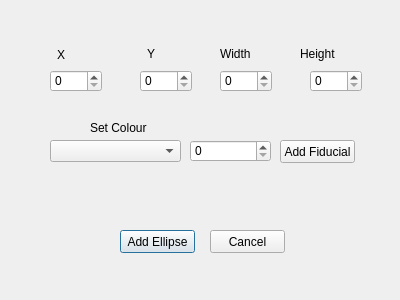
Above: UIs/addEllipseDialog.ui from nuigroup/tuio-simulator before the change. Below: the same form after it.
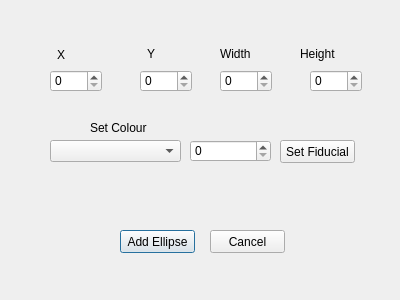
That is the form after the change. Icons and pictures are not drawn.

```diff
--- a/UIs/addEllipseDialog.ui
+++ b/UIs/addEllipseDialog.ui
@@ -177,7 +177,7 @@
     </rect>
    </property>
    <property name="text" >
-    <string>Add Fiducial</string>
+    <string>Set Fiducial</string>
    </property>
   </widget>
  </widget>
```
Left out of the diff: 2 changed lines with no effect on the pictures.
